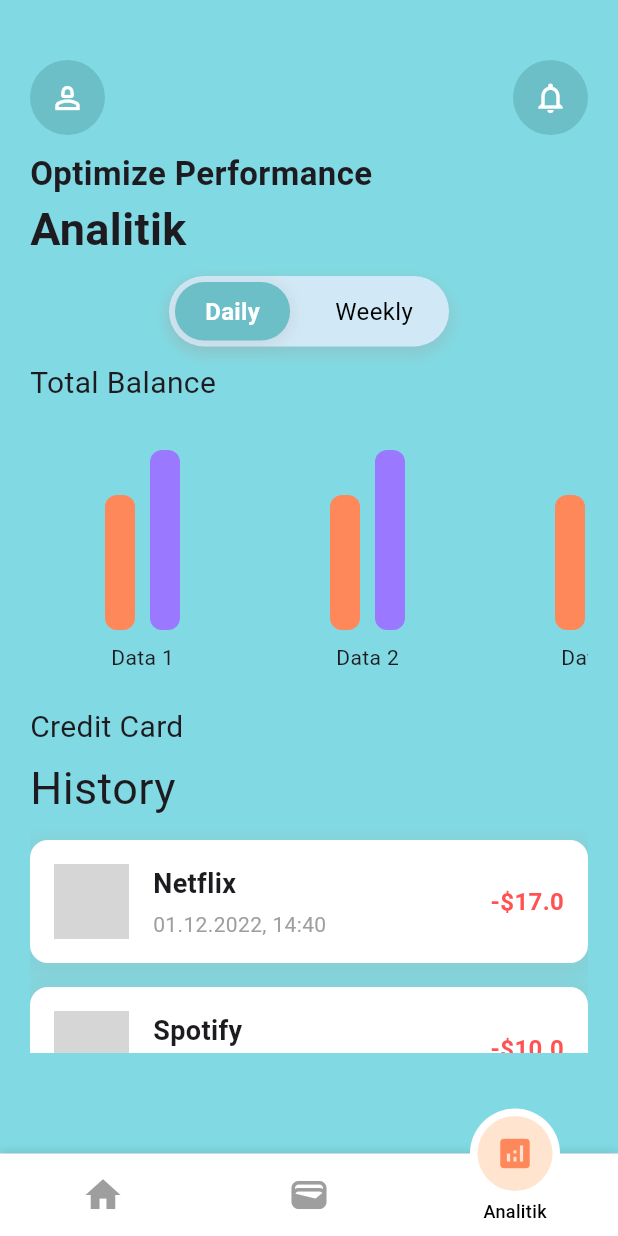
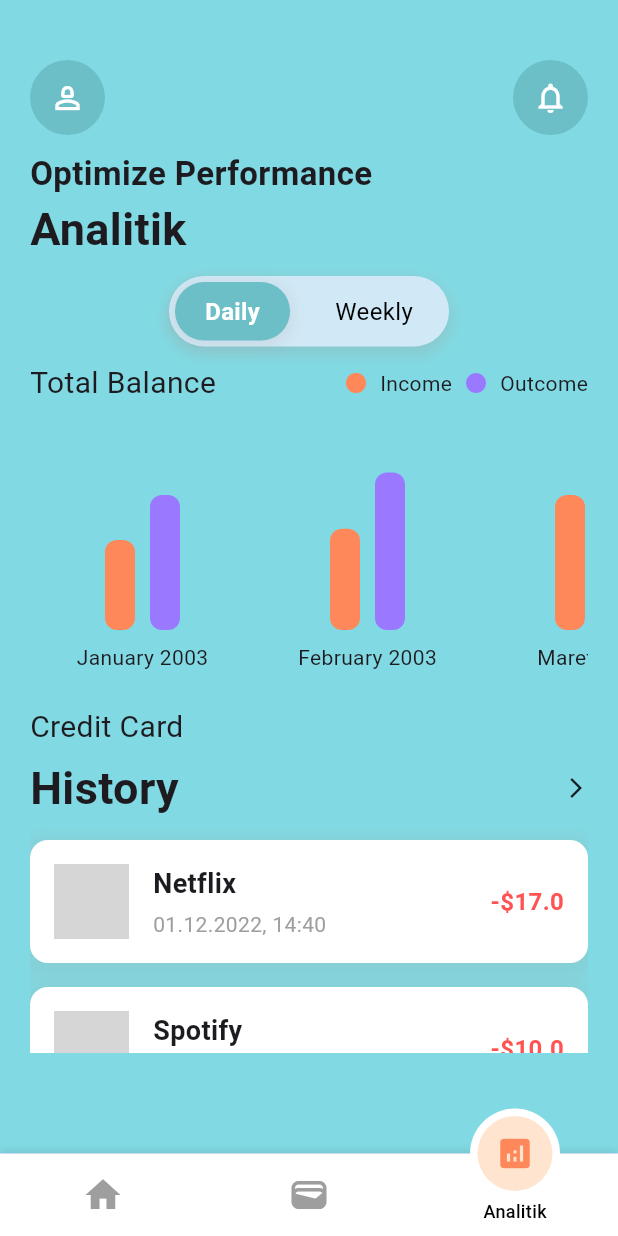
Before and after one commit to myaasiinh/banking_app, a Flutter app: the screen it shows after launch, item 3 of the bottom bar chosen, on a phone screen of 412 x 824 dp. Run offline on Flutter 3.47's test engine with Material 3 defaults, Android fonts, the phone set to English and light mode, and no system bars; drawn by our look-alikes of motion_tab_bar_v2; Roboto replaces fonts that are missing (Poppins); grey boxes are pictures that could not be loaded.

Commit message:
improve home layout, analitik layout and several widget

```diff
--- a/lib/core/constants/images.dart
+++ b/lib/core/constants/images.dart
@@ -2,9 +2,9 @@
 class Images {
   /// Background image for the splash screen.
   static const String uber = 'asset/icon/uber.png';
-    static const String netflix = 'asset/icon/netflix.png';
-    static const String banking = 'asset/icon/banking.png';
-
-
-
+  static const String netflix = 'asset/icon/netflix.png';
+  static const String banking = 'asset/icon/banking.png';
+  static const String spotify = 'asset/icon/spotify.png';
+  static const String googleplay = 'asset/icon/googleplay.png';
+  static const String appstore = 'asset/icon/appstore.png';
 }
--- a/lib/core/constants/string.dart
+++ b/lib/core/constants/string.dart
@@ -1,49 +1,25 @@
 class StringText {
-
-  static const String yourcardinfo =
-      'Your card information';
-      static const String allcreditcard =
-      'All Credit Card';
-      static const String add =
-      'Sdd';
-      static const String visa =
-      'Visa';
-      static const String yourcardowner =
-      'Your Card Owner';
-      static const String latest =
-      'Latest';
-      static const String transactions =
-      'Transactions';
-      static const String creditcard =
-      'Credit Card';
-      static const String totalbalance =
-      'Total Balance';
-      static const String lastreceipent =
-      'Last Receipent';
-      static const String sendto =
-      'Send To';
-      static const String optimizeperformance =
-      'Optimize Performance';
-      static const String history =
-      'History';
-      static const String income =
-      'Income';
-      static const String outcome =
-      'Outcome';
-           static const String daily =
-      'Daily';
-           static const String weekly =
-      'Weekly';
-           static const String januari2003 =
-      'januari2003';
-           static const String februari2003 =
-      'februari2003';
-           static const String now =
-      'Now';
-           static const String usd =
-      'USD';
-  static const String analitik =
-      'Analitik';
-
-
+  static const String yourcardinfo = 'Your card information';
+  static const String allcreditcard = 'All Credit Card';
+  static const String add = 'Sdd';
+  static const String visa = 'Visa';
+  static const String yourcardowner = 'Your Card Owner';
+  static const String latest = 'Latest';
+  static const String transactions = 'Transactions';
+  static const String creditcard = 'Credit Card';
+  static const String totalbalance = 'Total Balance';
+  static const String lastreceipent = 'Last Receipent';
+  static const String sendto = 'Send To';
+  static const String optimizeperformance = 'Optimize Performance';
+  static const String history = 'History';
+  static const String income = 'Income';
+  static const String outcome = 'Outcome';
+  static const String daily = 'Daily';
+  static const String weekly = 'Weekly';
+  static const String januari2003 = 'January 2003';
+  static const String februari2003 = 'February 2003';
+  static const String maret2003 = 'Maret 2003';
+  static const String now = 'Now';
+  static const String usd = 'USD';
+  static const String analitik = 'Analitik';
 }
--- a/lib/data/analitik/dummy/analitik_dummy.dart
+++ b/lib/data/analitik/dummy/analitik_dummy.dart
@@ -1,36 +1,36 @@
+import 'package:banking_app/core/constants/string.dart';
 import 'package:flutter/material.dart';
 import '../../../core/constants/colors.dart';
 import '../../../features/analitik/widgets/barchat_widget.dart';
 import '../model/analitik_model.dart';
 
 class AnalitikDummy {
-
   // Method to provide dummy data
   List<BarChartData> getDummyBarChartData() {
     return [
       BarChartData( color1: ColorUtils.coralOrange,
         color2: ColorUtils.purpleIllusionist,
-        height1: 60, // Persentase dari tinggi widget
-        height2: 80, // Persentase dari tinggi widget
-        text: 'Data 1',
+        height1: 40, // Persentase dari tinggi widget
+        height2: 60, // Persentase dari tinggi widget
+        text: StringText.januari2003,
+      ),
+      BarChartData( color1: ColorUtils.coralOrange,
+        color2: ColorUtils.purpleIllusionist,
+        height1: 45, // Persentase dari tinggi widget
+        height2: 70, // Persentase dari tinggi widget
+        text: StringText.februari2003,
       ),
       BarChartData( color1: ColorUtils.coralOrange,
         color2: ColorUtils.purpleIllusionist,
         height1: 60, // Persentase dari tinggi widget
-        height2: 80, // Persentase dari tinggi widget
-        text: 'Data 2',
+        height2: 50, // Persentase dari tinggi widget
+        text: StringText.maret2003,
       ),
       BarChartData( color1: ColorUtils.coralOrange,
         color2: ColorUtils.purpleIllusionist,
         height1: 60, // Persentase dari tinggi widget
-        height2: 80, // Persentase dari tinggi widget
-        text: 'Data 1',
-      ),
-      BarChartData( color1: ColorUtils.coralOrange,
-        color2: ColorUtils.purpleIllusionist,
-        height1: 60, // Persentase dari tinggi widget
-        height2: 80, // Persentase dari tinggi widget
-        text: 'Data 2',
+        height2: 45, // Persentase dari tinggi widget
+        text: StringText.now,
       ),
     ];
   }
--- a/lib/data/history/dummy/history_dummy.dart
+++ b/lib/data/history/dummy/history_dummy.dart
@@ -0,0 +1,39 @@
+import '../../../core/constants/images.dart';
+import '../model/history_model.dart';
+
+class HistoryData {
+  static List<HistoryModel> getHistory() {
+    return [
+      HistoryModel(
+        iconUrl: Images.netflix,
+        name: 'Netflix',
+        date: '01.12.2022, 14:40',
+        nominal: -17.00,
+      ),
+      HistoryModel(
+        iconUrl: Images.spotify,
+        name: 'Spotify',
+        date: '29.11.2022, 10:15',
+        nominal: -10.00,
+      ),
+      HistoryModel(
+        iconUrl: Images.googleplay,
+        name: 'Google Pay',
+        date: '28.11.2022, 09:00',
+        nominal: 50.00,
+      ),
+      HistoryModel(
+        iconUrl: Images.uber,
+        name: 'Uber',
+        date: '25.11.2022, 19:30',
+        nominal: -22.00,
+      ),
+      HistoryModel(
+        iconUrl: Images.appstore,
+        name: 'Apple Store',
+        date: '23.11.2022, 12:00',
+        nominal: -100.00,
+      ),
+    ];
+  }
+}
--- a/lib/data/history/model/history_model.dart
+++ b/lib/data/history/model/history_model.dart
@@ -0,0 +1,13 @@
+class HistoryModel {
+  final String iconUrl;
+  final String name;
+  final String date;
+  final double nominal;
+
+  HistoryModel({
+    required this.iconUrl,
+    required this.name,
+    required this.date,
+    required this.nominal,
+  });
+}
--- a/lib/data/transaction/dummy/transaction_dummy.dart
+++ b/lib/data/transaction/dummy/transaction_dummy.dart
@@ -11,25 +11,25 @@ class TransactionData {
         nominal: -17.00,
       ),
       Transaction(
-        iconUrl: Images.uber,
+        iconUrl: Images.spotify,
         name: 'Spotify',
         date: '29.11.2022, 10:15',
         nominal: -10.00,
       ),
       Transaction(
-        iconUrl: 'https://upload.wikimedia.org/wikipedia/commons/f/f1/Google_Pay_Logo.svg',
+        iconUrl: Images.googleplay,
         name: 'Google Pay',
         date: '28.11.2022, 09:00',
         nominal: 50.00,
       ),
       Transaction(
-        iconUrl: 'https://upload.wikimedia.org/wikipedia/commons/7/73/Uber_logo_2018.svg',
+        iconUrl: Images.uber,
         name: 'Uber',
         date: '25.11.2022, 19:30',
         nominal: -22.00,
       ),
       Transaction(
-        iconUrl: 'https://upload.wikimedia.org/wikipedia/commons/a/a1/Apple_logo_grey.svg',
+        iconUrl: Images.appstore,
         name: 'Apple Store',
         date: '23.11.2022, 12:00',
         nominal: -100.00,
--- a/lib/features/analitik/analitik_screen.dart
+++ b/lib/features/analitik/analitik_screen.dart
@@ -1,3 +1,4 @@
+import 'package:banking_app/features/analitik/widgets/bar_chat_desc.dart';
 import 'package:flutter/material.dart';
 import '../../../core/constants/colors.dart';
 import '../../../features/analitik/widgets/barchat_widget.dart'; // Pastikan path import sesuai
@@ -123,9 +124,21 @@ class AnalitikScreen extends StatelessWidget {
       child: Column(
         crossAxisAlignment: CrossAxisAlignment.start,
         children: [
-          const Text(
-            StringText.totalbalance,
-            style: TextStyle(fontSize: 20),
+          const Row(
+            mainAxisAlignment: MainAxisAlignment.spaceBetween,
+            children: [
+              Text(
+                StringText.totalbalance,
+                style: TextStyle(fontSize: 20),
+              ),
+              BarChartDesc(
+                color1: ColorUtils.coralOrange,
+                color2: ColorUtils.purpleIllusionist,
+                textValue1: 'Income',
+                textValue2: 'Outcome',
+              ),
+
+            ],
           ),
           SizedBox(
             height: 200, // Adjust height as needed
@@ -157,9 +170,15 @@ class AnalitikScreen extends StatelessWidget {
             style: TextStyle(fontSize: 20),
           ),
           const SizedBox(height: 5),
-          const Text(
-            StringText.history,
-            style: TextStyle(fontSize: 30),
+          const Row(
+            mainAxisAlignment: MainAxisAlignment.spaceBetween,
+            children: [
+              Text(
+                StringText.history,
+                style: TextStyle(fontSize: 30, fontFamily: 'Poppins', fontWeight: FontWeight.bold),
+              ),
+              const Icon(Icons.arrow_forward_ios, size: 16),
+            ],
           ),
           const SizedBox(height: 5),
           SizedBox(
--- /dev/null
+++ b/lib/features/analitik/widgets/bar_chat_desc.dart
@@ -0,0 +1,47 @@
+import 'package:flutter/material.dart';
+
+class BarChartDesc extends StatelessWidget {
+  final Color color1;
+  final Color color2;
+  final String textValue1;
+  final String textValue2;
+
+  const BarChartDesc({
+    required this.color1,
+    required this.color2,
+    required this.textValue1,
+    required this.textValue2,
+    Key? key,
+  }) : super(key: key);
+
+  @override
+  Widget build(BuildContext context) {
+    return Row(
+      mainAxisAlignment: MainAxisAlignment.spaceBetween,
+      children: [
+        _buildIconText(color1, textValue1), // Icon with color1 and textValue1
+        const SizedBox(width: 8), // Space between icon and text
+        _buildIconText(color2, textValue2), // Icon with color2 and textValue2
+      ],
+    );
+  }
+
+  Widget _buildIconText(Color color, String text) {
+    return Row(
+      children: [
+        Icon(
+          Icons.circle, // Icon representing the color
+          color: color,
+          size: 16.0, // Adjust icon size as needed
+        ),
+        const SizedBox(width: 8), // Space between icon and text
+        Text(
+          text,
+          style: const TextStyle(
+            fontSize: 14, // Adjust font size as needed
+          ),
+        ),
+      ],
+    );
+  }
+}
--- a/lib/features/home/home_screen.dart
+++ b/lib/features/home/home_screen.dart
@@ -26,7 +26,6 @@ class HomeScreen extends StatelessWidget {
           const SizedBox(height: 10),
           _buildAfterHeader(),
           _buildCreditCardsSection(), // Section for cards
-          const SizedBox(height: 20),
           _buildTransactionsSection(transactions), // Section for transactions
         ],
       ),
@@ -183,7 +182,7 @@ class HomeScreen extends StatelessWidget {
             children: [
               Text(
                 StringText.transactions,
-                style: TextStyle(fontSize: 20, fontWeight: FontWeight.bold),
+                style: TextStyle(fontSize: 25, fontFamily: 'Poppins', fontWeight: FontWeight.bold),
               ),
               const Icon(Icons.arrow_forward_ios, size: 16),
             ],
--- a/lib/features/home/widgets/credit_card_widget.dart
+++ b/lib/features/home/widgets/credit_card_widget.dart
@@ -36,7 +36,7 @@ class CreditCard extends StatelessWidget {
     return Transform.translate(
       offset: const Offset(0, -25), // Move the back card up
       child: Container(
-        height: 200,
+        height: 175,
         margin: const EdgeInsets.only(top: 30), // Show part of the back card
         padding: const EdgeInsets.symmetric(horizontal: 16),
         decoration: BoxDecoration(
@@ -110,7 +110,7 @@ class CreditCard extends StatelessWidget {
     return Transform.translate(
       offset: const Offset(0, 70), // Move the front card down
       child: Container(
-        height: 180,
+        height: 150,
         width: double.infinity, // Make the width 90% of the screen width
         padding: const EdgeInsets.all(16),
         decoration: BoxDecoration(
--- a/lib/features/main/splash_screen.dart
+++ b/lib/features/main/splash_screen.dart
@@ -15,8 +15,11 @@ class SplashScreen extends StatelessWidget {
     });
 
     return BaseWidgetContainer(
-      body: Center(
-        child: Image.asset(Images.banking), // Gambar logo splash
+      body: Padding(
+        padding: const EdgeInsets.all(96),
+        child: Center(
+          child: Image.asset(Images.banking), // Gambar logo splash
+        ),
       ),
     );
   }
--- a/lib/features/saldo/saldo_screen.dart
+++ b/lib/features/saldo/saldo_screen.dart
@@ -1,4 +1,6 @@
 import 'package:banking_app/core/global_component/flutter_package.dart';
+import 'package:banking_app/data/history/dummy/history_dummy.dart';
+import 'package:banking_app/data/history/model/history_model.dart';
 import 'package:banking_app/data/saldo/dummy/saldo_dummy.dart';
 import 'package:banking_app/features/saldo/widgets/credit_card_section.dart';
 import 'package:banking_app/features/saldo/widgets/icon_with_text.dart';
@@ -14,8 +16,8 @@ class SaldoScreen extends StatelessWidget {
 
   @override
   Widget build(BuildContext context) {
-    final List<Transaction> transactions =
-        TransactionData.getTransactions(); // Fetching dummy transactions
+    final List<HistoryModel> history =
+        HistoryData.getHistory(); // Fetching dummy transactions
 
     return BaseWidgetContainer(
       backgroundColor: ColorUtils.pastelGreen,
@@ -31,7 +33,7 @@ class SaldoScreen extends StatelessWidget {
           const SizedBox(height: 20),
           _buildListIcon(),
           const SizedBox(height: 20),
-          _buildTransactionsSection(transactions), // Section for transactions
+          _buildTransactionsSection(history), // Section for transactions
         ],
       ),
     );
@@ -139,7 +141,7 @@ class SaldoScreen extends StatelessWidget {
     );
   }
 
-  Widget _buildTransactionsSection(List<Transaction> transactions) {
+  Widget _buildTransactionsSection(List<HistoryModel> transactions) {
     return Padding(
       padding: const EdgeInsets.symmetric(horizontal: 20.0),
       child: Column(
@@ -151,7 +153,7 @@ class SaldoScreen extends StatelessWidget {
           ),
           const Text(
             StringText.sendto,
-            style: TextStyle(fontSize: 35, fontWeight: FontWeight.bold),
+            style: TextStyle(fontSize: 35, fontFamily: 'Poppins', fontWeight: FontWeight.bold),
           ),
           const SizedBox(height: 5),
           SizedBox(
```
